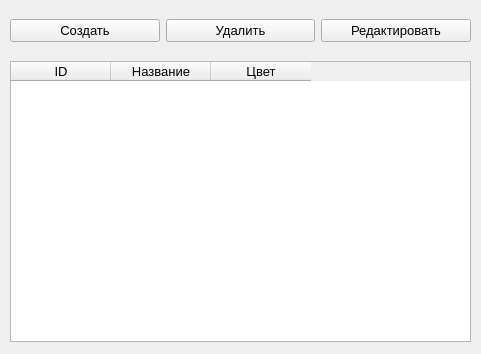
Above: interface/my_tags.ui from vezype/tomtime before the change. Below: the same form after it.
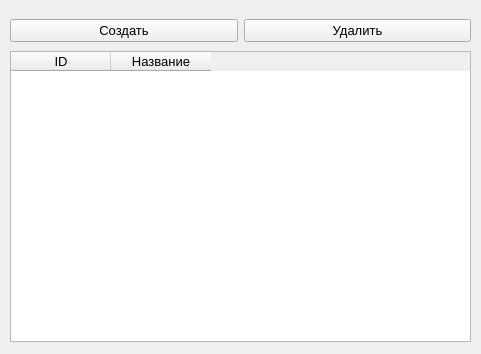
That is the form after the change. Icons and pictures are not drawn.

```diff
--- a/interface/my_tags.ui
+++ b/interface/my_tags.ui
@@ -26,9 +26,9 @@
    <property name="geometry">
     <rect>
      <x>10</x>
-     <y>61</y>
+     <y>51</y>
      <width>461</width>
-     <height>281</height>
+     <height>291</height>
     </rect>
    </property>
    <column>
@@ -41,11 +41,6 @@
      <string>Название</string>
     </property>
    </column>
-   <column>
-    <property name="text">
-     <string>Цвет</string>
-    </property>
-   </column>
   </widget>
   <widget class="QWidget" name="horizontalLayoutWidget">
    <property name="geometry">
@@ -91,23 +86,6 @@
       </property>
      </widget>
     </item>
-    <item>
-     <widget class="QPushButton" name="btn_edit_tag">
-      <property name="text">
-       <string>Редактировать</string>
-      </property>
-      <property name="icon">
-       <iconset>
-        <normaloff>../icons/instruments/edit_task.png</normaloff>../icons/instruments/edit_task.png</iconset>
-      </property>
-      <property name="iconSize">
-       <size>
-        <width>20</width>
-        <height>20</height>
-       </size>
-      </property>
-     </widget>
-    </item>
    </layout>
   </widget>
  </widget>
```
Left out of the diff: 2 changed lines with no effect on the pictures.
